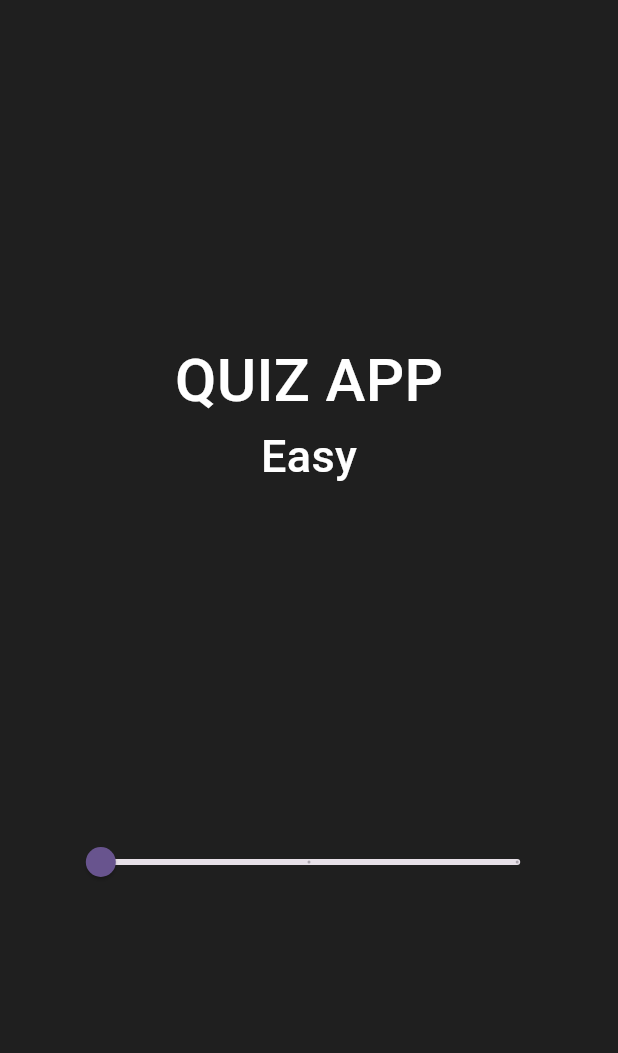
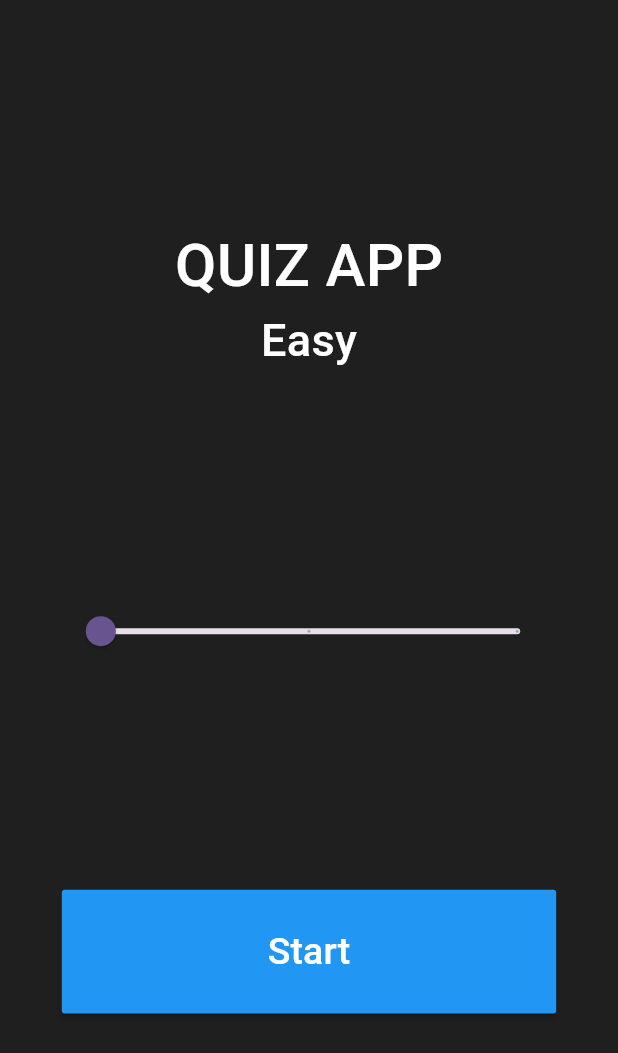
Before and after one commit to IlmanNashran/Quiz-App, a Flutter app: the screen it shows after launch, on a phone screen of 412 x 824 dp. Shown: the top 1053 px of the screen. Run offline on Flutter 3.47's test engine with Material 2 defaults, Android fonts, the phone set to English and light mode, and no system bars; our stand-ins replace dio; Roboto replaces fonts that are missing (ArchitectsDaughter).

Commit message:
create startgame button in home page

```diff
--- a/lib/pages/home_page.dart
+++ b/lib/pages/home_page.dart
@@ -1,4 +1,5 @@
 import 'package:flutter/material.dart';
+import 'package:quiz_app/pages/game_page.dart';
 
 class HomePage extends StatefulWidget {
   @override
@@ -25,7 +26,7 @@ class _HomePage extends State<HomePage> {
               mainAxisAlignment: MainAxisAlignment.spaceEvenly,
               mainAxisSize: MainAxisSize.max,
               crossAxisAlignment: CrossAxisAlignment.center,
-              children: [_appTitle(), _difficultySlider()],
+              children: [_appTitle(), _difficultySlider(), _startGameButton()],
             ),
           ),
         ),
@@ -68,4 +69,27 @@ class _HomePage extends State<HomePage> {
       },
     );
   }
+
+  //navigate to startgame
+  Widget _startGameButton() {
+    return MaterialButton(
+      onPressed: () {
+        Navigator.push(
+          context,
+          MaterialPageRoute(
+            builder: (BuildContext _context) {
+              return GamePage();
+            },
+          ),
+        );
+      },
+      color: Colors.blue,
+      minWidth: _deviceWidth! * 0.80,
+      height: _deviceHeight! * 0.10,
+      child: const Text(
+        "Start",
+        style: TextStyle(color: Colors.white, fontSize: 25),
+      ),
+    );
+  }
 }
```
